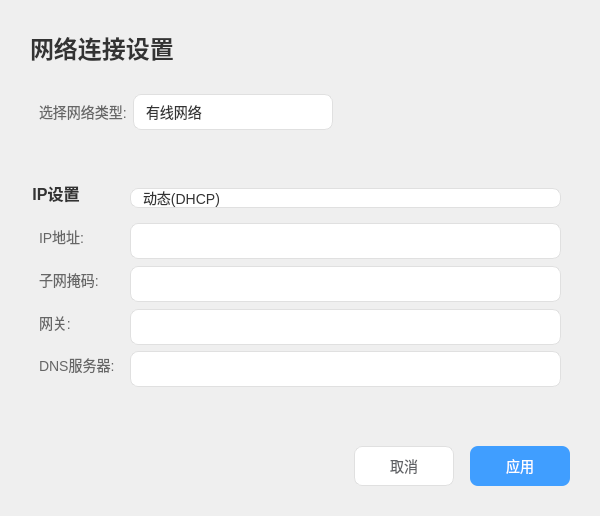
This is MergedQtApp/components/settings/networkpage.ui in wf1428/face_media as Qt 5 draws it before an edit. The edited form follows.
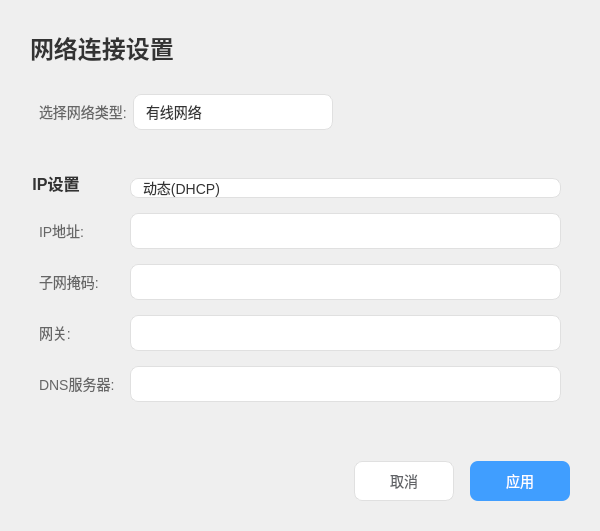
This is the edited form. Icons and pictures are not drawn.

```diff
--- a/MergedQtApp/components/settings/networkpage.ui
+++ b/MergedQtApp/components/settings/networkpage.ui
@@ -137,15 +137,13 @@
       <number>0</number>
      </property>
      <widget class="QWidget" name="page">
+      <layout class="QVBoxLayout" name="wiredPageLayout">
+       <property name="leftMargin"><number>0</number></property>
+       <property name="topMargin"><number>0</number></property>
+       <property name="rightMargin"><number>0</number></property>
+       <property name="bottomMargin"><number>0</number></property>
+       <item>
       <widget class="QGroupBox" name="ipSettingsGroup">
-       <property name="geometry">
-        <rect>
-         <x>0</x>
-         <y>10</y>
-         <width>540</width>
-         <height>219</height>
-        </rect>
-       </property>
        <property name="styleSheet">
         <string notr="true">QGroupBox {
     font-size: 16px;
@@ -385,6 +383,8 @@
         </item>
        </layout>
       </widget>
+       </item>
+      </layout>
      </widget>
      <widget class="QWidget" name="page_2"/>
     </widget>
```
Left out of the diff: 6 changed lines with no effect on the pictures.
